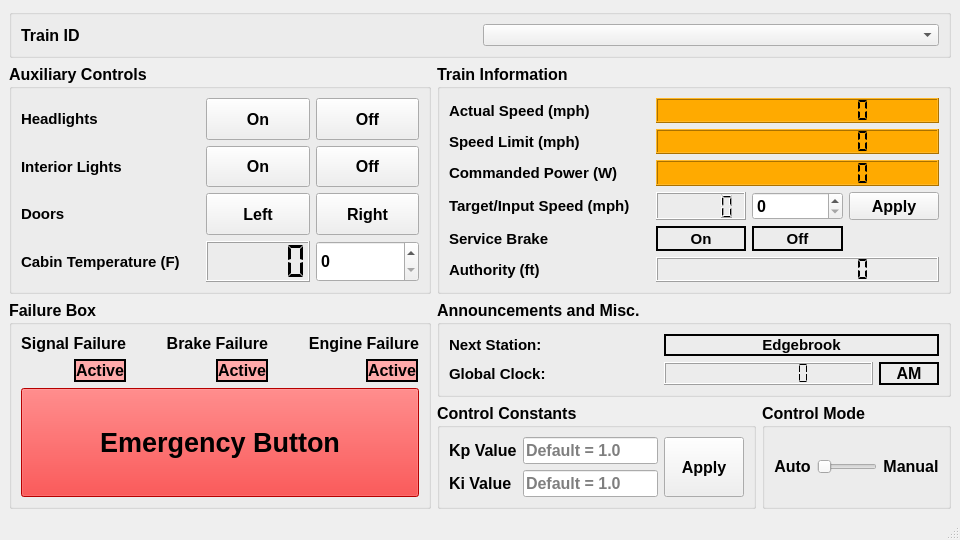
Above: src/Train/TrainController/train_controller.ui from connor-marsh/ECE1140ChooChoo before the change. Below: the same form after it.
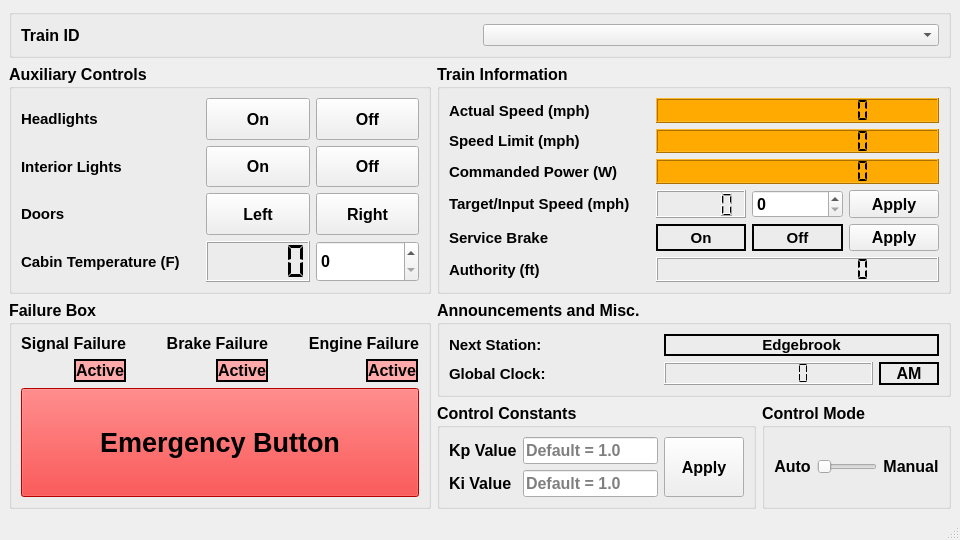
That is the form after the change. Icons and pictures are not drawn.

Commit message: Update UI for service brake toggle

Patch:
```diff
--- a/src/Train/TrainController/train_controller.ui
+++ b/src/Train/TrainController/train_controller.ui
@@ -927,6 +927,13 @@
            </property>
           </widget>
          </item>
+         <item row="4" column="4">
+          <widget class="QPushButton" name="service_brake_apply_button">
+           <property name="text">
+            <string>Apply</string>
+           </property>
+          </widget>
+         </item>
         </layout>
        </item>
       </layout>
```
The commit also changes 2 other files.
